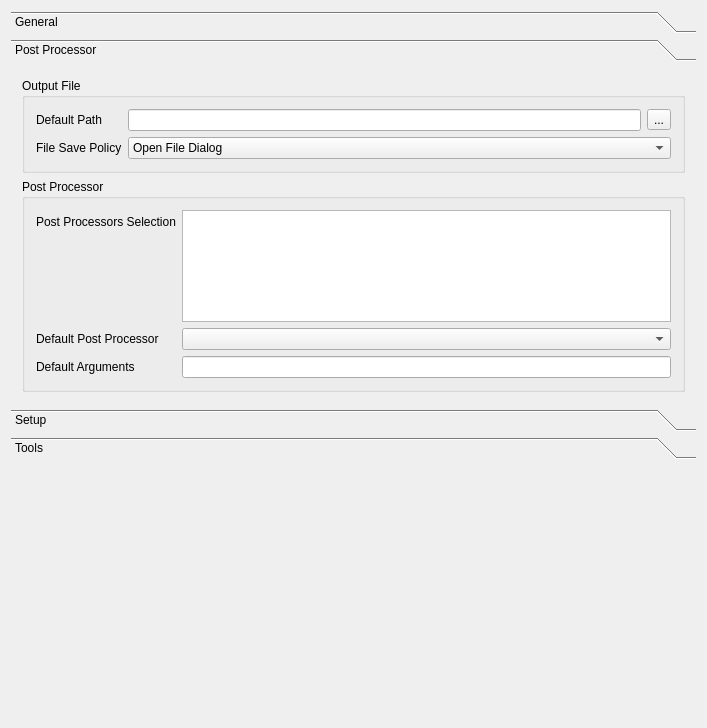
Above: src/Mod/CAM/Gui/Resources/preferences/PathJob.ui from southseact-3d/fcd before the change. Below: the same form after it.
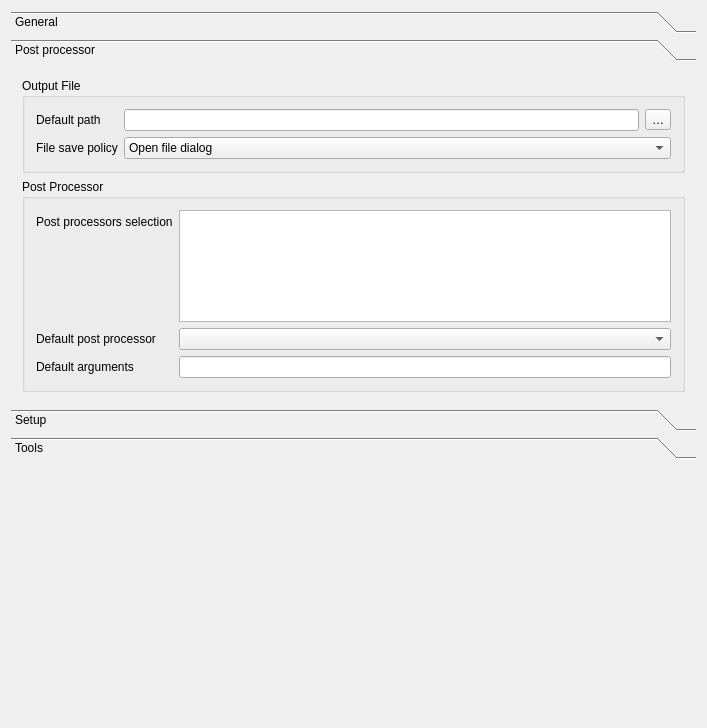
That is the form after the change. The open tabs and pages were chosen to show the change. Custom widgets are drawn as their Qt base class.

```diff
--- a/src/Mod/CAM/Gui/Resources/preferences/PathJob.ui
+++ b/src/Mod/CAM/Gui/Resources/preferences/PathJob.ui
@@ -151,7 +151,7 @@
        </rect>
       </property>
       <attribute name="label">
-       <string>Post Processor</string>
+       <string>Post processor</string>
       </attribute>
       <layout class="QVBoxLayout" name="verticalLayout">
        <item>
@@ -174,7 +174,7 @@
             <item>
              <widget class="QLabel" name="label_4">
               <property name="text">
-               <string>Default Path</string>
+               <string>Default path</string>
               </property>
              </widget>
             </item>
@@ -216,7 +216,7 @@
             <item>
              <widget class="QToolButton" name="tbOutputFile">
               <property name="text">
-               <string notr="true">...</string>
+               <string notr="true">…</string>
               </property>
              </widget>
             </item>
@@ -227,7 +227,7 @@
             <item>
              <widget class="QLabel" name="label_5">
               <property name="text">
-               <string>File Save Policy</string>
+               <string>File save policy</string>
               </property>
              </widget>
             </item>
@@ -248,7 +248,7 @@
               </property>
               <item>
                <property name="text">
-                <string>Open File Dialog</string>
+                <string>Open file dialog</string>
                </property>
               </item>
               <item>
@@ -285,7 +285,7 @@
           <item row="0" column="0">
            <widget class="QLabel" name="label_3">
             <property name="text">
-             <string>Post Processors Selection</string>
+             <string>Post processors selection</string>
             </property>
            </widget>
           </item>
@@ -302,7 +302,7 @@
           <item row="1" column="0">
            <widget class="QLabel" name="label">
             <property name="text">
-             <string>Default Post Processor</string>
+             <string>Default post processor</string>
             </property>
            </widget>
           </item>
@@ -322,7 +322,7 @@
           <item row="3" column="0">
            <widget class="QLabel" name="label_2">
             <property name="text">
-             <string>Default Arguments</string>
+             <string>Default arguments</string>
             </property>
            </widget>
           </item>
```
Left out of the diff: 26 changed lines with no effect on the pictures.
